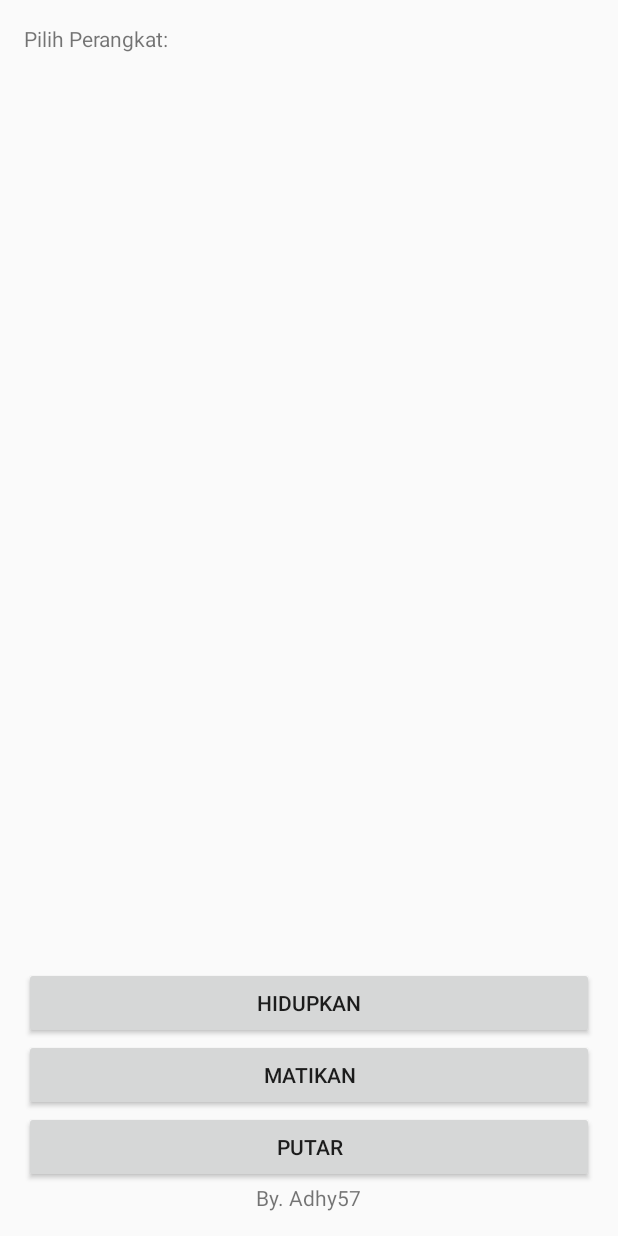
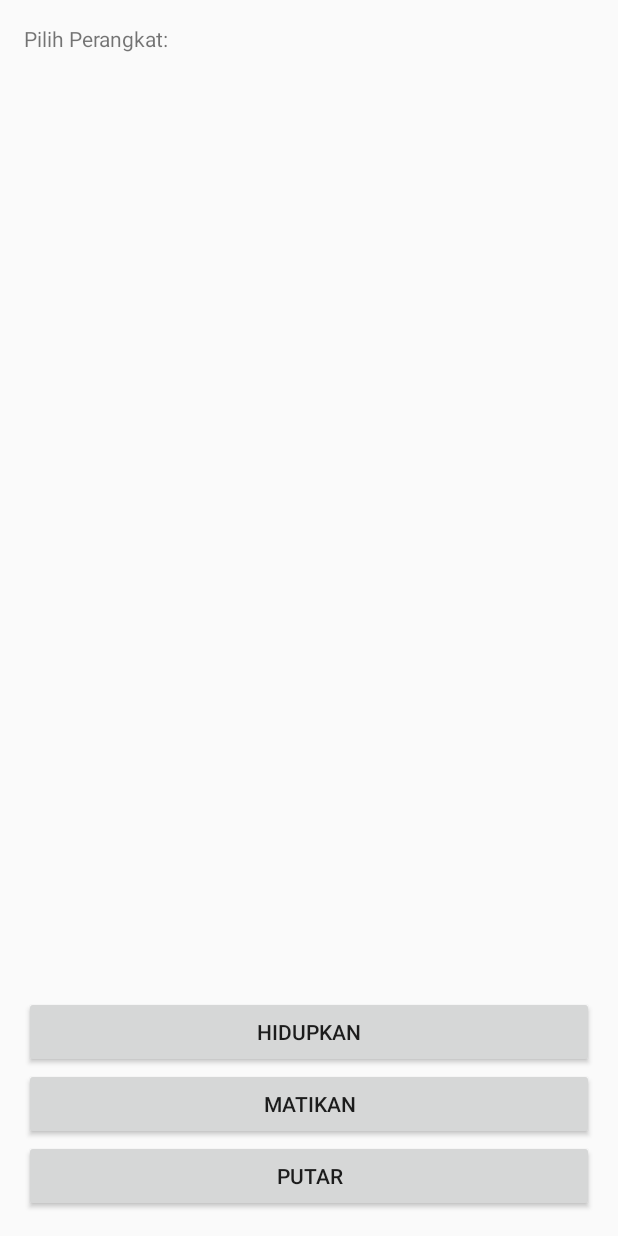
Before and after one commit to adhy57/Magnum_Video_Booth, an Android app: the layout activity_setting.xml on its own in the app's theme, with its tools: preview values and no code run, on a phone screen of 412 x 824 dp. Run offline under Robolectric (Android 15) with nearby library versions, the phone set to English and light mode, and no system bars.

```diff
--- a/app/src/main/AndroidManifest.xml
+++ b/app/src/main/AndroidManifest.xml
@@ -37,6 +37,11 @@
             android:screenOrientation="sensor"
             android:label="@string/app_name" >
         </activity>
+        <activity
+            android:name="doab.uin.mvb.SettingActivity"
+            android:screenOrientation="sensor"
+            android:label="@string/app_name" >
+        </activity>
         <provider
             android:authorities="com.facebook.app.FacebookContentProvider863694707041498"
             android:name="com.facebook.FacebookContentProvider"
--- a/app/src/main/java/doab/uin/mvb/MainActivity.java
+++ b/app/src/main/java/doab/uin/mvb/MainActivity.java
@@ -1,5 +1,6 @@
 package doab.uin.mvb;
 
+import android.content.Intent;
 import android.support.v4.app.Fragment;
 import android.support.v4.app.FragmentManager;
 import android.support.v7.app.ActionBar;
@@ -38,7 +39,9 @@ public class MainActivity extends ActionBarActivity {
 
         //noinspection SimplifiableIfStatement
         if (id == R.id.action_settings) {
-            return true;
+            Intent i = new Intent(MainActivity.this, SettingActivity.class);
+            startActivity(i);
+//            return true;
         }
 
         return super.onOptionsItemSelected(item);
--- a/app/src/main/java/doab/uin/mvb/MainFragment.java
+++ b/app/src/main/java/doab/uin/mvb/MainFragment.java
@@ -96,7 +96,7 @@ public class MainFragment extends Fragment {
         super.onViewCreated(view, savedInstanceState);
         info = (TextView)view.findViewById(R.id.info);
         LoginButton loginButton = (LoginButton) view.findViewById(R.id.login_button);
-        loginButton.setReadPermissions(Arrays.asList("publish_actions"));
+//        loginButton.setReadPermissions(Arrays.asList("publish_actions"));
         loginButton.setFragment(this);
         loginButton.registerCallback(mCallbackManager, mCallback);
     }
--- a/app/src/main/res/layout/activity_setting.xml
+++ b/app/src/main/res/layout/activity_setting.xml
@@ -14,20 +14,15 @@
         android:layout_height="wrap_content"
         android:text="Pilih Perangkat:" />
 
-    <TextView
-        android:id="@+id/textView1"
-        android:layout_width="wrap_content"
-        android:layout_height="wrap_content"
-        android:layout_alignParentBottom="true"
-        android:layout_centerHorizontal="true"
-        android:text="By. Adhy57" />
+
     <Button
         android:id="@+id/bPutar"
         android:layout_width="wrap_content"
         android:layout_height="wrap_content"
         android:layout_alignParentLeft="true"
         android:layout_alignParentRight="true"
-        android:layout_above="@+id/textView1"
+        android:layout_alignParentBottom="true"
+        android:layout_centerHorizontal="true"
         android:text="Putar"/>
     <Button
         android:id="@+id/bOff"
--- a/app/src/main/res/values/styles.xml
+++ b/app/src/main/res/values/styles.xml
@@ -1,8 +1,10 @@
 <resources>
 
     <!-- Base application theme. -->
-    <style name="AppTheme" parent="Theme.AppCompat.Light.DarkActionBar">
+    <style name="AppTheme" parent="Theme.AppCompat.Light">
         <!-- Customize your theme here. -->
+        <!--<item name="colorPrimary">@color/ColorPrimary</item>-->
+        <!--<item name="colorPrimaryDark">@color/ColorPrimaryDark</item>-->
     </style>
 
 </resources>
```
Also changed, not shown: app/src/main/java/doab/uin/mvb/CameraFragment.java (+30 -0 lines), app/src/main/java/doab/uin/mvb/MyApplication.java (+20 -0 lines), app/src/main/java/doab/uin/mvb/SettingActivity.java (+11 -7 lines), app/src/main/java/doab/uin/mvb/camera/camera/CameraWrapper.java (+10 -0 lines).
